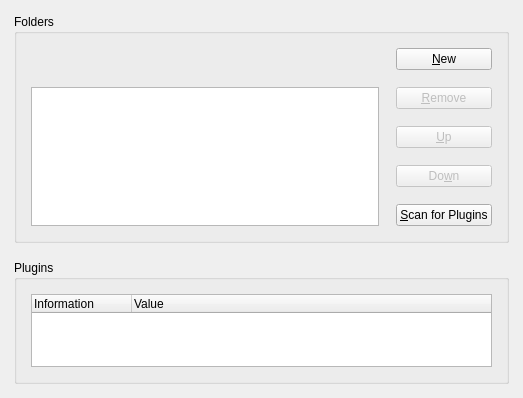
Qt form konqueror/settings/konqhtml/nsconfigwidget.ui (KDE/konqueror) before a commit.
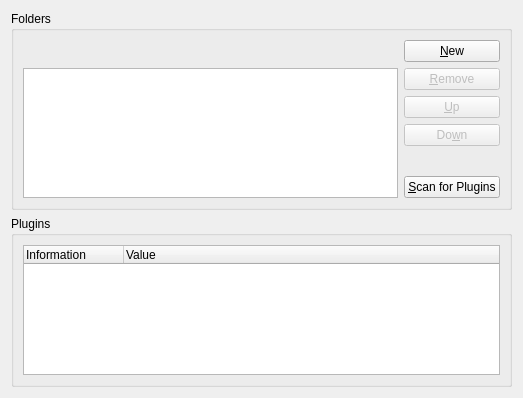
The same form after that commit. Custom widgets are drawn as their Qt base class.

```diff
--- a/konqueror/settings/konqhtml/nsconfigwidget.ui
+++ b/konqueror/settings/konqhtml/nsconfigwidget.ui
@@ -147,8 +147,6 @@
    </item>
   </layout>
  </widget>
- <layoutdefault spacing="17" margin="14" />
- <layoutfunction spacing="KDialog::spacingHint" margin="KDialog::marginHint" />
  <customwidgets>
   <customwidget>
    <class>KListWidget</class>
```
